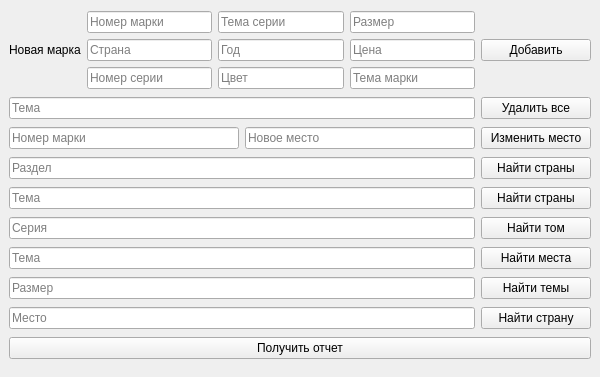
Qt form Data_management/8/mainwindow.ui (lDeathlWhisperl/LETI) before a commit.
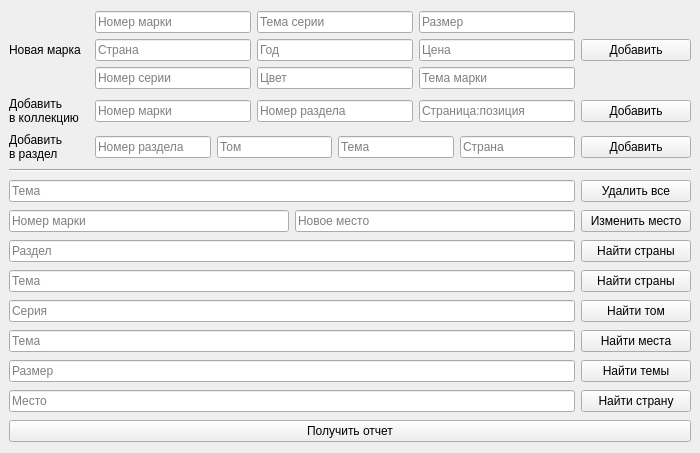
The same form after that commit.

Patch:
```diff
--- a/Data_management/8/mainwindow.ui
+++ b/Data_management/8/mainwindow.ui
@@ -6,20 +6,20 @@
    <rect>
     <x>0</x>
     <y>0</y>
-    <width>600</width>
-    <height>377</height>
+    <width>700</width>
+    <height>453</height>
    </rect>
   </property>
   <property name="minimumSize">
    <size>
-    <width>600</width>
-    <height>377</height>
+    <width>700</width>
+    <height>453</height>
    </size>
   </property>
   <property name="maximumSize">
    <size>
-    <width>600</width>
-    <height>377</height>
+    <width>700</width>
+    <height>453</height>
    </size>
   </property>
   <property name="windowTitle">
@@ -33,10 +33,16 @@
        <widget class="QLabel" name="label_2">
         <property name="minimumSize">
          <size>
-          <width>0</width>
+          <width>80</width>
           <height>0</height>
          </size>
         </property>
+        <property name="maximumSize">
+         <size>
+          <width>80</width>
+          <height>16777215</height>
+         </size>
+        </property>
         <property name="text">
          <string>Новая марка</string>
         </property>
@@ -135,6 +141,148 @@
       </item>
      </layout>
     </item>
+    <item>
+     <layout class="QHBoxLayout" name="horizontalLayout_10">
+      <item>
+       <widget class="QLabel" name="label">
+        <property name="minimumSize">
+         <size>
+          <width>80</width>
+          <height>0</height>
+         </size>
+        </property>
+        <property name="maximumSize">
+         <size>
+          <width>80</width>
+          <height>16777215</height>
+         </size>
+        </property>
+        <property name="text">
+         <string>Добавить 
+в коллекцию</string>
+        </property>
+       </widget>
+      </item>
+      <item>
+       <widget class="QLineEdit" name="LE_add_stamp_id">
+        <property name="placeholderText">
+         <string>Номер марки</string>
+        </property>
+       </widget>
+      </item>
+      <item>
+       <widget class="QLineEdit" name="LE_add_sec_num">
+        <property name="placeholderText">
+         <string>Номер раздела</string>
+        </property>
+       </widget>
+      </item>
+      <item>
+       <widget class="QLineEdit" name="LE_add_page_pos">
+        <property name="placeholderText">
+         <string>Страница:позиция</string>
+        </property>
+       </widget>
+      </item>
+      <item>
+       <widget class="QPushButton" name="PB_add_coll">
+        <property name="minimumSize">
+         <size>
+          <width>110</width>
+          <height>0</height>
+         </size>
+        </property>
+        <property name="maximumSize">
+         <size>
+          <width>110</width>
+          <height>16777215</height>
+         </size>
+        </property>
+        <property name="text">
+         <string>Добавить</string>
+        </property>
+       </widget>
+      </item>
+     </layout>
+    </item>
+    <item>
+     <layout class="QHBoxLayout" name="horizontalLayout_11">
+      <item>
+       <widget class="QLabel" name="label_3">
+        <property name="minimumSize">
+         <size>
+          <width>80</width>
+          <height>0</height>
+         </size>
+        </property>
+        <property name="maximumSize">
+         <size>
+          <width>80</width>
+          <height>16777215</height>
+         </size>
+        </property>
+        <property name="text">
+         <string>Добавить 
+в раздел</string>
+        </property>
+       </widget>
+      </item>
+      <item>
+       <widget class="QLineEdit" name="LE_add_sec_num_2">
+        <property name="placeholderText">
+         <string>Номер раздела</string>
+        </property>
+       </widget>
+      </item>
+      <item>
+       <widget class="QLineEdit" name="LE_add_vol">
+        <property name="placeholderText">
+         <string>Том</string>
+        </property>
+       </widget>
+      </item>
+      <item>
+       <widget class="QLineEdit" name="LE_add_theme">
+        <property name="placeholderText">
+         <string>Тема</string>
+        </property>
+       </widget>
+      </item>
+      <item>
+       <widget class="QLineEdit" name="LE_add_cnt">
+        <property name="placeholderText">
+         <string>Страна</string>
+        </property>
+       </widget>
+      </item>
+      <item>
+       <widget class="QPushButton" name="PB_add_sec">
+        <property name="minimumSize">
+         <size>
+          <width>110</width>
+          <height>0</height>
+         </size>
+        </property>
+        <property name="maximumSize">
+         <size>
+          <width>110</width>
+          <height>16777215</height>
+         </size>
+        </property>
+        <property name="text">
+         <string>Добавить</string>
+        </property>
+       </widget>
+      </item>
+     </layout>
+    </item>
+    <item>
+     <widget class="Line" name="line">
+      <property name="orientation">
+       <enum>Qt::Horizontal</enum>
+      </property>
+     </widget>
+    </item>
     <item>
      <layout class="QHBoxLayout" name="horizontalLayout">
       <item>
```
